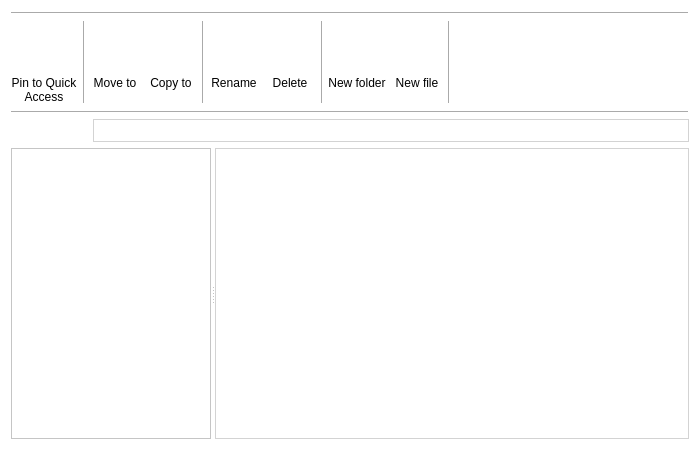
Outtaway/ufm, file Window.ui: the form before one commit.
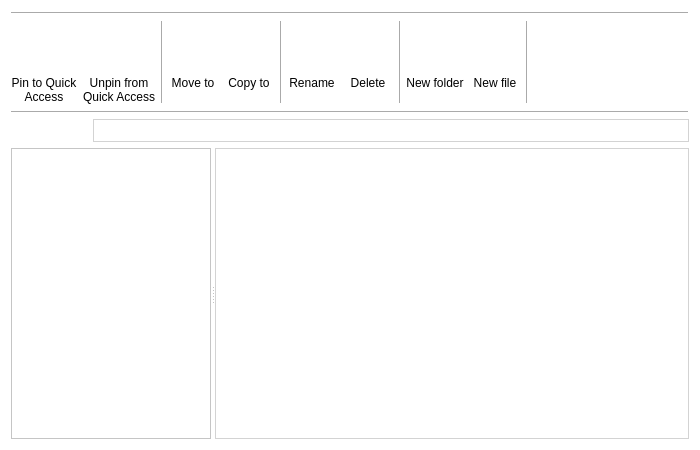
The form after the commit. Icons and pictures are not drawn.

Commit message: Add unpin button and its functionality

```diff
--- a/Window.ui
+++ b/Window.ui
@@ -26,7 +26,7 @@
    <string notr="true">background-color: rgb(255, 255, 255);
 </string>
   </property>
-  <layout class="QVBoxLayout" name="verticalLayout_6">
+  <layout class="QVBoxLayout" name="verticalLayout_10">
    <item>
     <widget class="Line" name="line_9">
      <property name="sizePolicy">
@@ -121,6 +121,75 @@
            </item>
           </layout>
          </item>
+         <item>
+          <layout class="QVBoxLayout" name="verticalLayout_6">
+           <item>
+            <widget class="QPushButton" name="unpin_button">
+             <property name="enabled">
+              <bool>false</bool>
+             </property>
+             <property name="sizePolicy">
+              <sizepolicy hsizetype="Minimum" vsizetype="Maximum">
+               <horstretch>0</horstretch>
+               <verstretch>0</verstretch>
+              </sizepolicy>
+             </property>
+             <property name="minimumSize">
+              <size>
+               <width>65</width>
+               <height>50</height>
+              </size>
+             </property>
+             <property name="maximumSize">
+              <size>
+               <width>16777215</width>
+               <height>50</height>
+              </size>
+             </property>
+             <property name="styleSheet">
+              <string notr="true">QPushButton:hover
+{
+  border: 1px solid #D3D3D3;
+}</string>
+             </property>
+             <property name="text">
+              <string/>
+             </property>
+             <property name="icon">
+              <iconset>
+               <normalon>:/resources/unpin.png</normalon>
+              </iconset>
+             </property>
+             <property name="iconSize">
+              <size>
+               <width>30</width>
+               <height>30</height>
+              </size>
+             </property>
+             <property name="flat">
+              <bool>true</bool>
+             </property>
+            </widget>
+           </item>
+           <item>
+            <widget class="QLabel" name="label_6">
+             <property name="sizePolicy">
+              <sizepolicy hsizetype="Minimum" vsizetype="Preferred">
+               <horstretch>0</horstretch>
+               <verstretch>0</verstretch>
+              </sizepolicy>
+             </property>
+             <property name="text">
+              <string>Unpin from
+Quick Access</string>
+             </property>
+             <property name="alignment">
+              <set>Qt::AlignHCenter|Qt::AlignTop</set>
+             </property>
+            </widget>
+           </item>
+          </layout>
+         </item>
          <item>
           <widget class="Line" name="line">
            <property name="sizePolicy">
```
Left out of the diff: 4 changed lines with no effect on the pictures. The commit also changes 11 other files.
